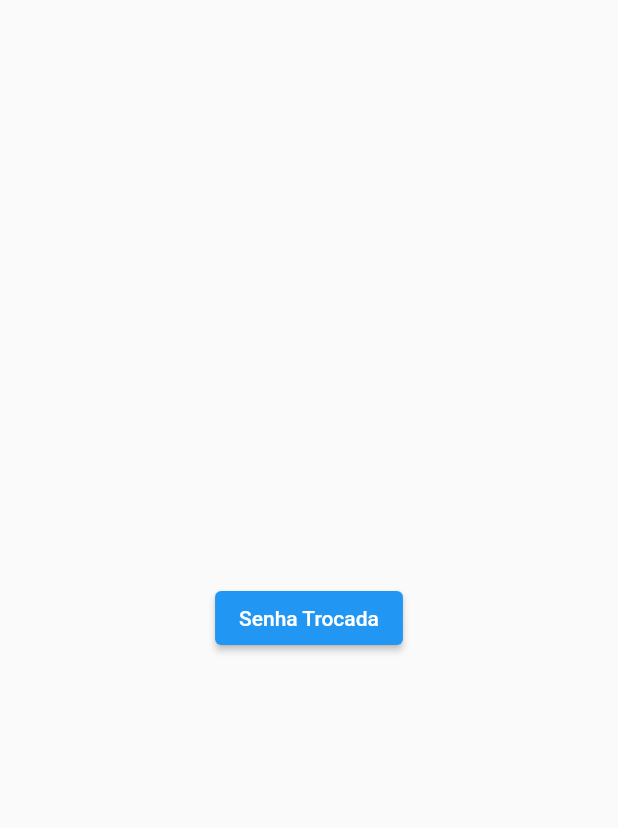
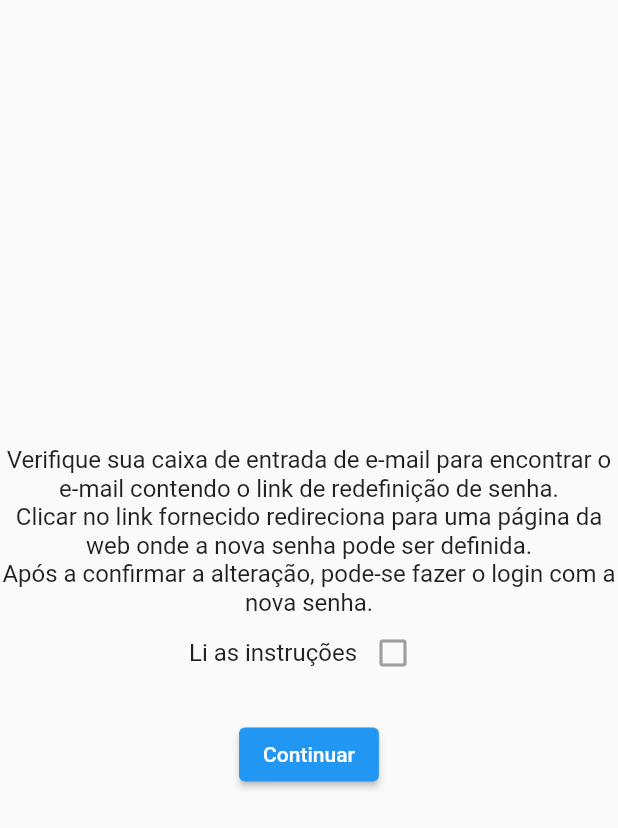
Before and after one commit to noguhenrique/pipocou_filmes, a Flutter app: the TrocaSenhaPage screen opened by its route, on a phone screen of 412 x 824 dp. Shown: the top 828 px of the screen. Run offline on Flutter 3.47's test engine with Material 2 defaults, Android fonts, the light colour scheme and no system bars; our stand-ins replace cloud_firestore, firebase_auth, firebase_core, firebase_remote_config; accounts and stored records are empty; network calls fail.

Commit message:
troca de senha

```diff
--- a/lib/screens/T05_tela_troca_senha.dart
+++ b/lib/screens/T05_tela_troca_senha.dart
@@ -1,18 +1,75 @@
 import 'package:flutter/material.dart';
-import 'package:pipocou_filmes/screens/T06_home.dart';
+import 'package:pipocou_filmes/screens/T02_tela_login.dart';
 
-class TrocaSenhaPage extends StatelessWidget {
+class TrocaSenhaPage extends StatefulWidget {
+  const TrocaSenhaPage({super.key});
+
+  @override
+  _TrocaSenhaPageState createState() => _TrocaSenhaPageState();
+}
+
+class _TrocaSenhaPageState extends State<TrocaSenhaPage> {
+  bool _checkPressed = false;
+
+  void _toggleCheck() {
+    setState(() {
+      _checkPressed = !_checkPressed;
+    });
+  }
+
+  void _continuePressed() {
+    if (_checkPressed) {
+      Navigator.pushReplacement(
+        context,
+        MaterialPageRoute(builder: (context) => LoginPage()),
+      );
+    }
+  }
+
   @override
   Widget build(BuildContext context) {
     return Scaffold(
       body: Center(
-        child: ElevatedButton(
-          onPressed: () {
-            Navigator.of(context).pushReplacement(
-              MaterialPageRoute(builder: (context) => HomePage()),
-            );
-          },
-          child: Text('Senha Trocada'),
+        child: Column(
+          mainAxisAlignment: MainAxisAlignment.center,
+          children: [
+            const Text(
+                'Verifique sua caixa de entrada de e-mail para encontrar o e-mail contendo o link de redefinição de senha.',
+                textAlign: TextAlign.center,
+                style: TextStyle(fontSize: 16),
+              ),
+              const Text(
+                'Clicar no link fornecido redireciona para uma página da web onde a nova senha pode ser definida.',
+                textAlign: TextAlign.center,
+                style: TextStyle(fontSize: 16),
+              ),
+              const Text(
+                'Após a confirmar a alteração, pode-se fazer o login com a nova senha.',
+                textAlign: TextAlign.center,
+                style: TextStyle(fontSize: 16),
+              ),
+            Row(
+              mainAxisAlignment: MainAxisAlignment.center,
+              children: [
+                const Text(
+                  'Li as instruções',
+                  style: TextStyle(fontSize: 16),
+                ),
+                IconButton(
+                  icon: Icon(
+                    _checkPressed ? Icons.check_box : Icons.check_box_outline_blank,
+                    color: _checkPressed ? Colors.blue : Colors.grey,
+                  ),
+                  onPressed: _toggleCheck,
+                ),
+              ],
+            ),
+            const SizedBox(height: 20),
+            ElevatedButton(
+              onPressed: _continuePressed,
+              child: const Text('Continuar'),
+            ),
+          ],
         ),
       ),
     );
```
Also changed, not shown: lib/screens/T04_tela_confirmacao_email.dart (+38 -8 lines), lib/screens/T08_conta.dart (+40 -0 lines).
